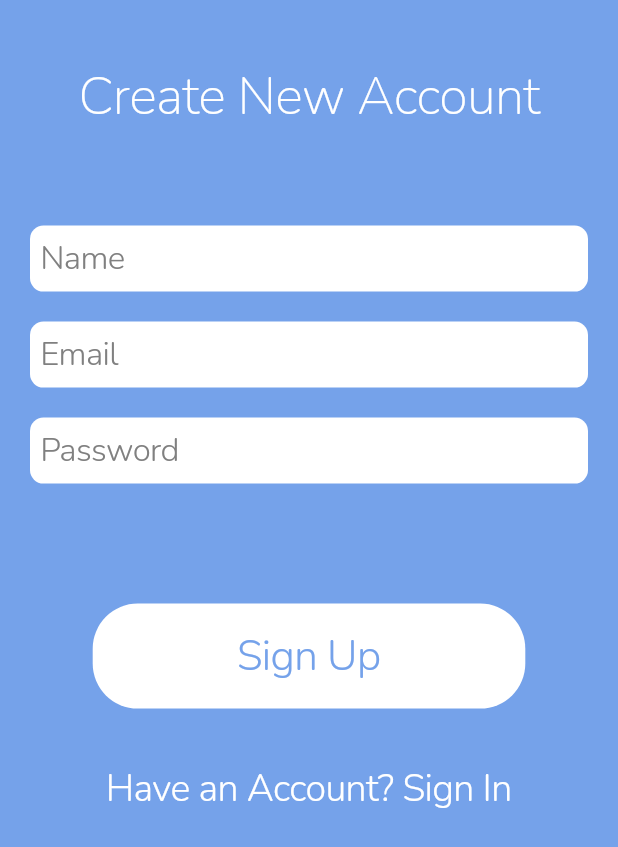
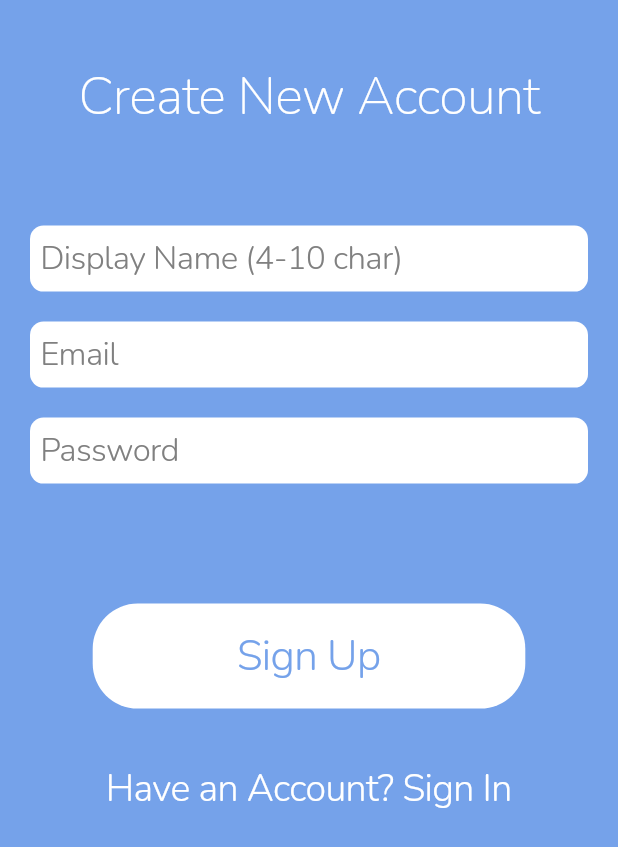
Before and after one commit to mihir-chauhan/DigiHealth, a Flutter app: the SignUpPage screen opened by its route, on a phone screen of 412 x 824 dp. Shown: the top 847 px of the screen. Run offline on Flutter 3.47's test engine with Material 2 defaults, Android fonts, the phone set to English and light mode, and no system bars; drawn by our look-alikes of auto_size_text; our stand-ins replace animated_text_kit, cloud_firestore, date_picker_timeline, firebase_auth, firebase_database, flutter_spinkit and 1 more; missing offline and left inert: category_picker, chat_list, draw_graph, giffy_dialog, grouped_buttons, multi_charts and 3 more; accounts and stored records are empty.

Commit message:
Final Changes

```diff
--- a/innovation_challenge/lib/leaderboardPage.dart
+++ b/innovation_challenge/lib/leaderboardPage.dart
@@ -121,7 +121,7 @@ class _LeaderboardPageState extends State<LeaderboardPage> {
             onTap: () async {},
             child: Icon(
               Icons.center_focus_strong_rounded,
-              color: CupertinoColors.white,
+              color: secondaryColor,
               size: 30,
             ),
           )),
--- a/innovation_challenge/lib/main.dart
+++ b/innovation_challenge/lib/main.dart
@@ -4,6 +4,7 @@ import 'package:flutter/cupertino.dart';
 import 'package:flutter/material.dart';
 import 'package:DigiHealth/mainPageController.dart';
 import 'package:DigiHealth/signUpPage.dart';
+import 'package:flutter/services.dart';
 import 'welcomePage.dart';
 import 'provider_widget.dart';
 import 'package:DigiHealth/services/auth_service.dart';
@@ -14,6 +15,9 @@ class MyApp extends StatelessWidget {
   // This widget is the root of your application.
   @override
   Widget build(BuildContext context) {
+    SystemChrome.setPreferredOrientations([
+      DeviceOrientation.portraitUp
+    ]);
     return Provider(
       auth: AuthService(),
       child: CupertinoApp(
--- a/innovation_challenge/lib/signUpPage.dart
+++ b/innovation_challenge/lib/signUpPage.dart
@@ -161,7 +161,7 @@ class _SignUpPageState extends State<SignUpPage> {
       textFields.add(CupertinoTextField(
         style: TextStyle(fontSize: 22, color: Colors.black87, fontFamily: 'Nunito', fontWeight: FontWeight.w300),
         onChanged: (String value) => _name = value,
-        placeholder: "Name",
+        placeholder: "Display Name (4-10 char)",
         placeholderStyle: TextStyle(color: hintColor),
         cursorColor: Colors.black87,
         keyboardType: TextInputType.name,
```
Also changed, not shown: innovation_challenge/lib/homePage.dart (+7 -1 lines).
